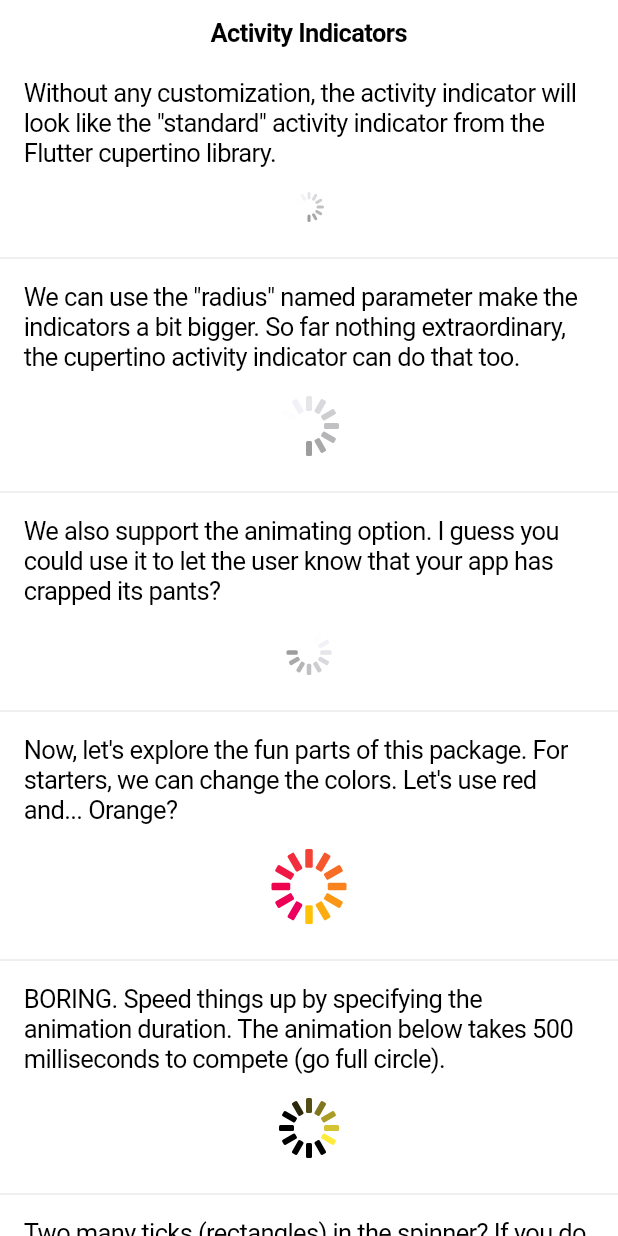
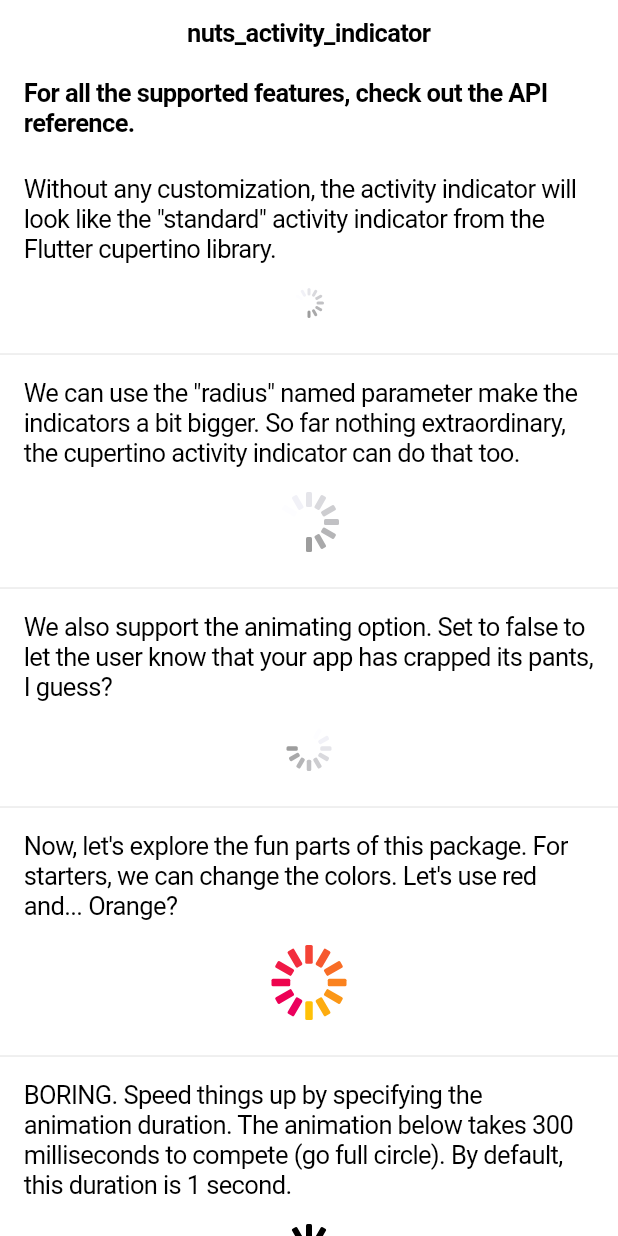
Before and after one commit to dartsidedev/nuts_activity_indicator, a Flutter app: the screen it shows after launch, on a phone screen of 412 x 824 dp. Run offline on Flutter 3.47's test engine with Material 2 defaults, Android fonts, the phone set to English and light mode, and no system bars.

Commit message:
📖 Update activity indicator package's example app.

```diff
--- a/packages/nuts_activity_indicator/example/lib/main.dart
+++ b/packages/nuts_activity_indicator/example/lib/main.dart
@@ -1,21 +1,17 @@
 import 'package:flutter/cupertino.dart';
 import 'package:flutter/material.dart';
-import 'package:flutter/services.dart';
 import 'package:nuts_activity_indicator/nuts_activity_indicator.dart';
 
 void main() {
-  SystemChrome.setPreferredOrientations(
-      [DeviceOrientation.portraitUp, DeviceOrientation.portraitDown]);
   runApp(MyApp());
 }
 
 class MyApp extends StatelessWidget {
-  // This widget is the root of your application.
   @override
   Widget build(BuildContext context) {
     return CupertinoApp(
       debugShowCheckedModeBanner: false,
-      title: 'Nuts and bolts package Demo',
+      title: 'NutsActivityIndicator Demo',
       home: ActivityIndicatorDemo(),
     );
   }
@@ -26,14 +22,19 @@ class ActivityIndicatorDemo extends StatelessWidget {
   Widget build(BuildContext context) {
     return CupertinoPageScaffold(
       navigationBar: CupertinoNavigationBar(
-        leading: null,
-        previousPageTitle: 'Widgets',
-        middle: Text('Activity Indicators'),
+        middle: Text('nuts_activity_indicator'),
         actionsForegroundColor: Colors.red,
       ),
       child: SafeArea(
         child: ListView(
           children: [
+            Padding(
+              padding: const EdgeInsets.fromLTRB(16, 8, 16, 16),
+              child: Text(
+                'For all the supported features, check out the API reference.',
+                style: TextStyle(fontWeight: FontWeight.bold),
+              ),
+            ),
             ActivityIndicatorDemoRow(
               'Without any customization, the activity indicator will look like the "standard" activity indicator from the Flutter cupertino library.',
               NutsActivityIndicator(),
@@ -45,7 +46,7 @@ class ActivityIndicatorDemo extends StatelessWidget {
               ),
             ),
             ActivityIndicatorDemoRow(
-              'We also support the animating option. I guess you could use it to let the user know that your app has crapped its pants?',
+              'We also support the animating option. Set to false to let the user know that your app has crapped its pants, I guess?',
               NutsActivityIndicator(
                 radius: 15,
                 animating: false,
@@ -60,16 +61,27 @@ class ActivityIndicatorDemo extends StatelessWidget {
               ),
             ),
             ActivityIndicatorDemoRow(
-              'BORING. Speed things up by specifying the animation duration. The animation below takes 500 milliseconds to compete (go full circle).',
+              'BORING. Speed things up by specifying the animation duration. The animation below takes 300 milliseconds to compete (go full circle). By default, this duration is 1 second.',
               NutsActivityIndicator(
                 radius: 20,
                 activeTickColor: Colors.yellow,
                 deactiveTickColor: Colors.black,
-                animationDuration: Duration(milliseconds: 500),
+                animationDuration: Duration(milliseconds: 300),
               ),
             ),
             ActivityIndicatorDemoRow(
-              'Two many ticks (rectangles) in the spinner? If you do not like it, change it!',
+              'Want to make the rectangles shorter relative to the size of the widget? Use the startRatio and endRatio parameters.',
+              NutsActivityIndicator(
+                activeTickColor: Colors.indigo,
+                deactiveTickColor: Colors.blueGrey,
+                tickCount: 24,
+                relativeWidth: 0.4,
+                radius: 60,
+                startRatio: 0.7,
+              ),
+            ),
+            ActivityIndicatorDemoRow(
+              'Two many ticks (rectangles) in the spinner? If you do not like it, change it by passing the tickCount parameter! This example uses 3 rectangles to draw the spinner. The default value is 12.',
               NutsActivityIndicator(
                 activeTickColor: Colors.red,
                 tickCount: 3,
@@ -77,7 +89,7 @@ class ActivityIndicatorDemo extends StatelessWidget {
               ),
             ),
             ActivityIndicatorDemoRow(
-              'Last thing I show you is how to make the spinner ticks thinner. For all the supported features, check out the API reference.',
+              'Last thing I show you is how to make the spinner ticks thinner. Use the relativeWidth parameter.',
               NutsActivityIndicator(
                 radius: 50,
                 tickCount: 16,
@@ -86,7 +98,7 @@ class ActivityIndicatorDemo extends StatelessWidget {
                 animationDuration: Duration(milliseconds: 750),
                 relativeWidth: 0.3,
               ),
-            )
+            ),
           ],
         ),
       ),
```
